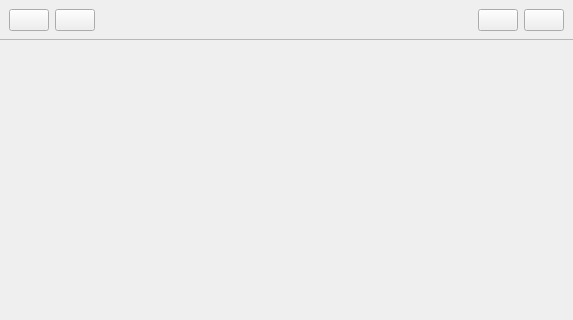
Before: the Qt Designer form src/ui/qtdesigner/FleetControlWidget.ui in clemensd1/smarc_qgis_mission_control, drawn with Qt 5; both pictures show x 0 to 573 and y 0 to 320 of the 573 by 793 pixel window.
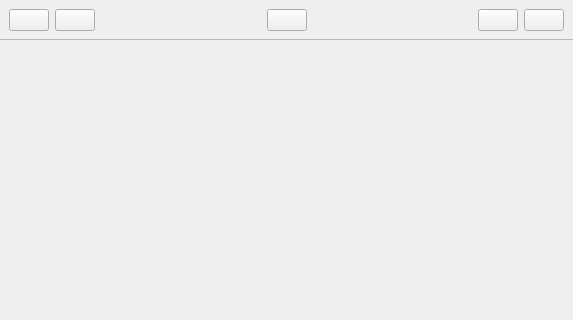
After: the same form once the commit is applied. Icons and pictures are not drawn.

Commit message: clearTracks button now also in FleetControl

Patch:
```diff
--- a/src/ui/qtdesigner/FleetControlWidget.ui
+++ b/src/ui/qtdesigner/FleetControlWidget.ui
@@ -94,6 +94,33 @@
         </property>
        </spacer>
       </item>
+      <item>
+       <widget class="QPushButton" name="clearTracksButton">
+        <property name="toolTip">
+         <string>&lt;html&gt;&lt;head/&gt;&lt;body&gt;&lt;p&gt;Clear tracks&lt;/p&gt;&lt;/body&gt;&lt;/html&gt;</string>
+        </property>
+        <property name="text">
+         <string/>
+        </property>
+        <property name="icon">
+         <iconset resource="resources.qrc">
+          <normaloff>:/custom_icons/eraser-icon.svg</normaloff>:/custom_icons/eraser-icon.svg</iconset>
+        </property>
+       </widget>
+      </item>
+      <item>
+       <spacer name="horizontalSpacer">
+        <property name="orientation">
+         <enum>Qt::Horizontal</enum>
+        </property>
+        <property name="sizeHint" stdset="0">
+         <size>
+          <width>40</width>
+          <height>20</height>
+         </size>
+        </property>
+       </spacer>
+      </item>
       <item>
        <widget class="QPushButton" name="expandAllButton">
         <property name="enabled">
```
Left out of the diff: 2 changed lines with no effect on the pictures. The commit also changes 3 other files.
